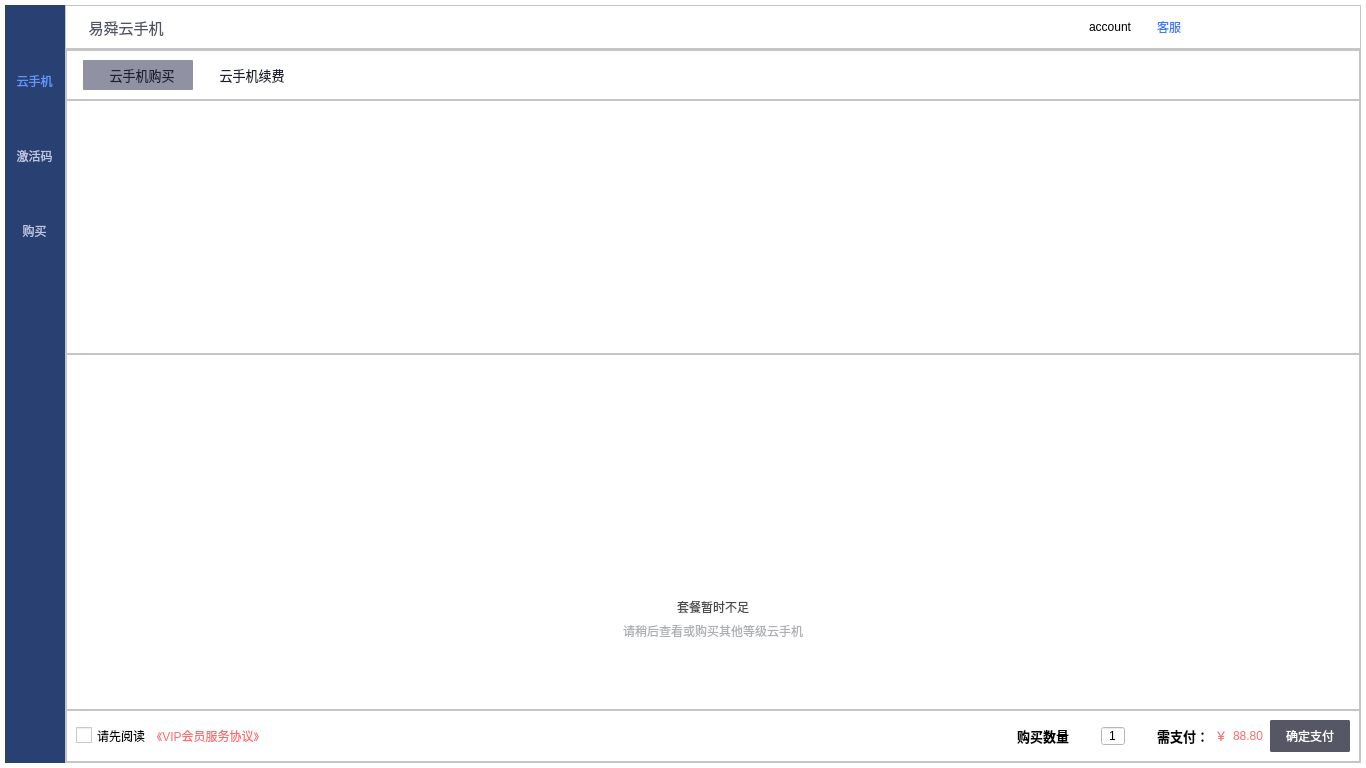
Qt form mainwindow.ui (ZhouMei20220810/TEST) before a commit.
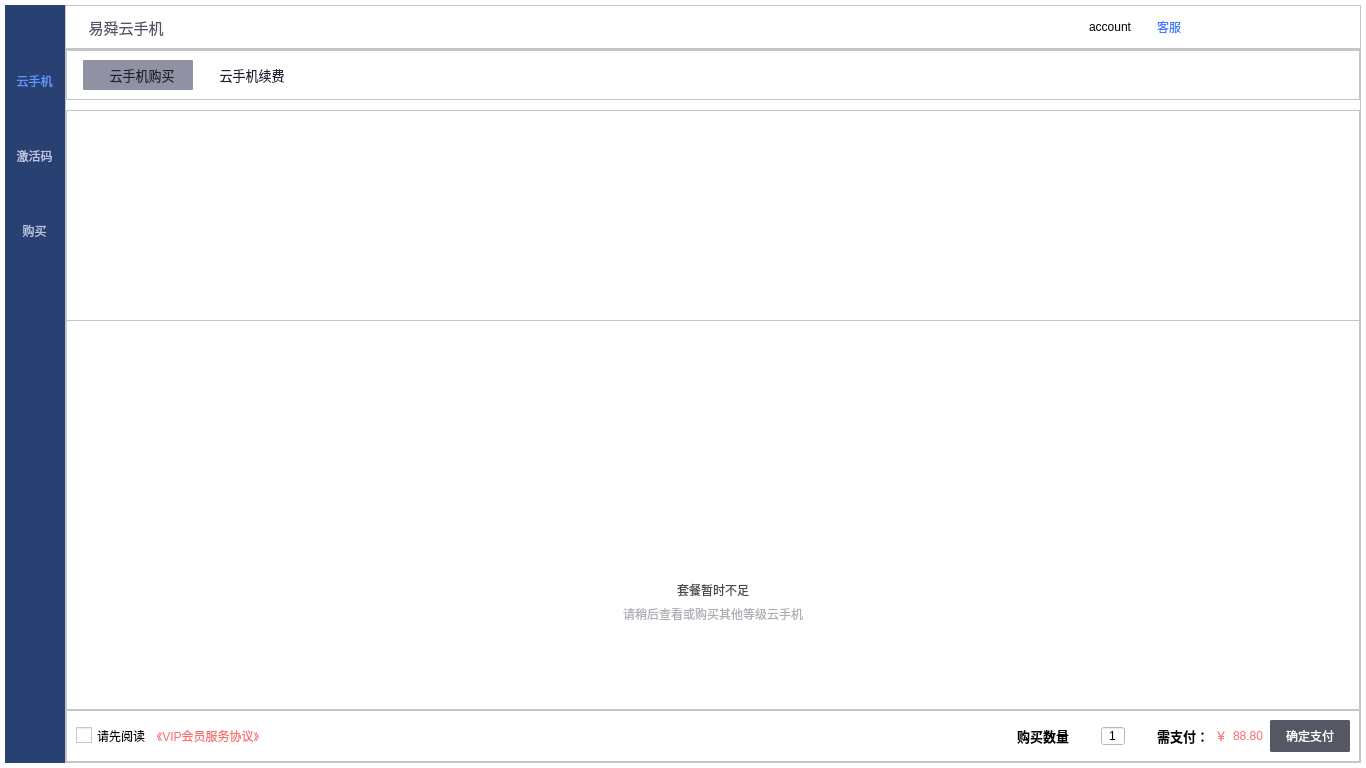
The same form after that commit. The open tabs and pages were chosen to show the change. Icons and pictures are not drawn. Custom widgets are drawn as their Qt base class.

Diff of the .ui file:
```diff
--- a/mainwindow.ui
+++ b/mainwindow.ui
@@ -3555,7 +3555,13 @@
                <property name="minimumSize">
                 <size>
                  <width>0</width>
-                 <height>254</height>
+                 <height>220</height>
+                </size>
+               </property>
+               <property name="maximumSize">
+                <size>
+                 <width>16777215</width>
+                 <height>200</height>
                 </size>
                </property>
                <property name="mouseTracking">
@@ -3619,7 +3625,7 @@
                      <x>0</x>
                      <y>0</y>
                      <width>1272</width>
-                     <height>234</height>
+                     <height>200</height>
                     </rect>
                    </property>
                    <property name="mouseTracking">
```
